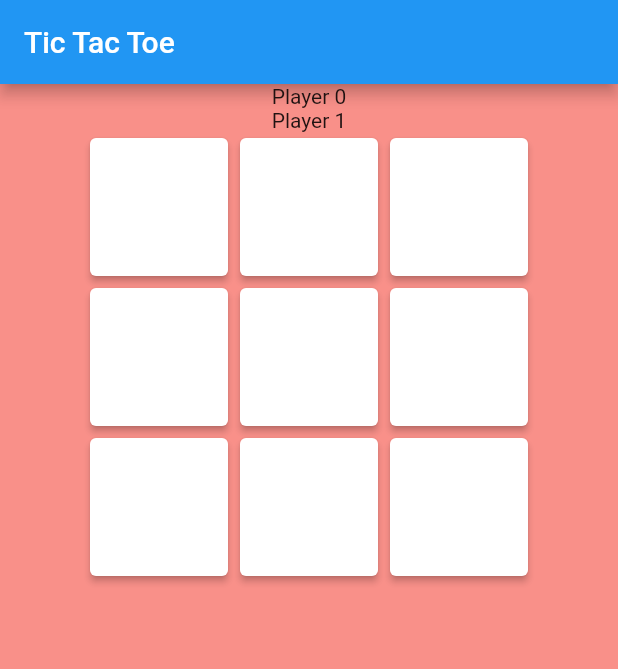
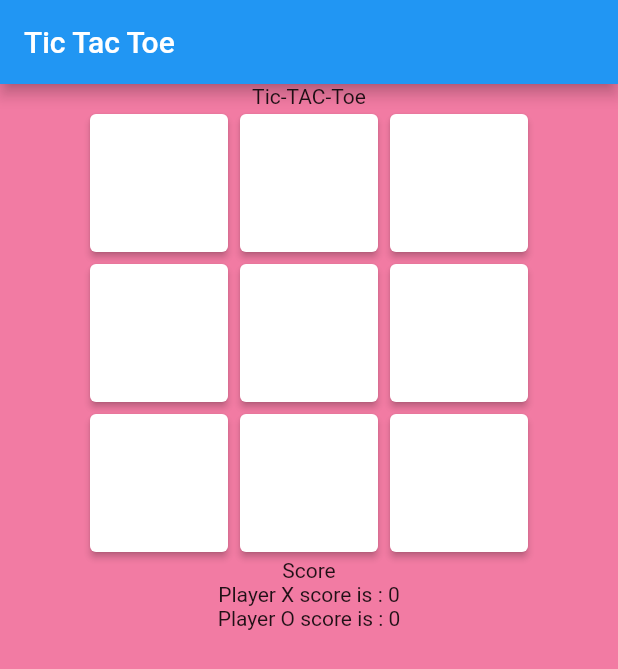
Before and after one commit to Nighthawk4709/Tic-Tac-Toe, a Flutter app: the screen it shows after launch, on a phone screen of 412 x 824 dp. Shown: the top 669 px of the screen. Run offline on Flutter 3.47's test engine with Material 2 defaults, Android fonts, the phone set to English and light mode, and no system bars.

Commit message:
second task

```diff
--- a/tic_tac_toe/lib/main.dart
+++ b/tic_tac_toe/lib/main.dart
@@ -44,6 +44,8 @@ class Player {
 }
 
 class _MainPageState extends State<MainPage> {
+  late int scoreX =0;
+  late int scoreY = 0;
   static const countMatrix = 3;
   static const double size = 92;
 
@@ -78,12 +80,23 @@ class _MainPageState extends State<MainPage> {
           children:[
             Column(
               mainAxisAlignment: MainAxisAlignment.center,
-              children: [Column(children: [Center(child: Text("Player 0"),)],),Column(children: [Center(child: Text("Player 1"),)],),
+              children:[Center(child: Text("Tic-TAC-Toe"),)]),
             Column(
           mainAxisAlignment: MainAxisAlignment.center,
           children: Utils.modelBuilder(matrix, (x, value) => buildRow(x)),
-        )]),
-  ]));
+        ),
+        Column(children: [
+          Column(children:[
+          Center(child: Text("Score"),
+          ),
+
+          Row(
+            mainAxisAlignment: MainAxisAlignment.center,
+            children: [Text("Player X score is : $scoreX")],),
+          Row(
+              mainAxisAlignment: MainAxisAlignment.center,
+              children: [Text("Player O score is : $scoreY")])
+        ])])]));
 
   Widget buildRow(int x) {
     final values = matrix[x];
@@ -100,9 +113,9 @@ class _MainPageState extends State<MainPage> {
   Color getFieldColor(String value) {
     switch (value) {
       case Player.O:
-        return Colors.blue;
+        return Colors.teal;
       case Player.X:
-        return Colors.red;
+        return Colors.pink;
       default:
         return Colors.white;
     }
@@ -135,6 +148,11 @@ class _MainPageState extends State<MainPage> {
       });
 
       if (isWinner(x, y)) {
+        if(newValue == Player.X) {
+          scoreX += 1;
+        } else  if(newValue == Player.O){
+          scoreY +=1;
+        }
         showEndDialog('Player $newValue Won');
       } else if (isEnd()) {
         showEndDialog('Undecided Game');
```
